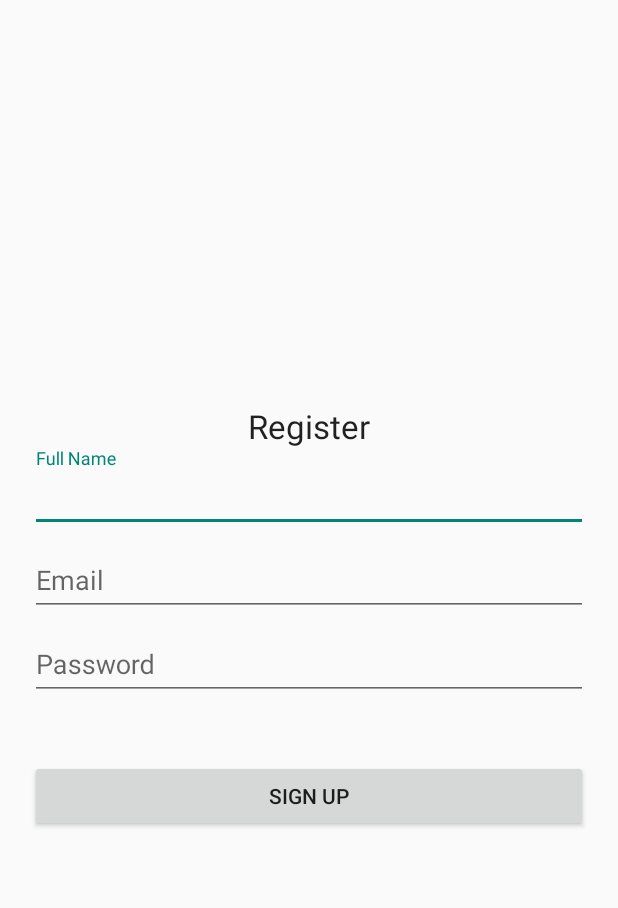
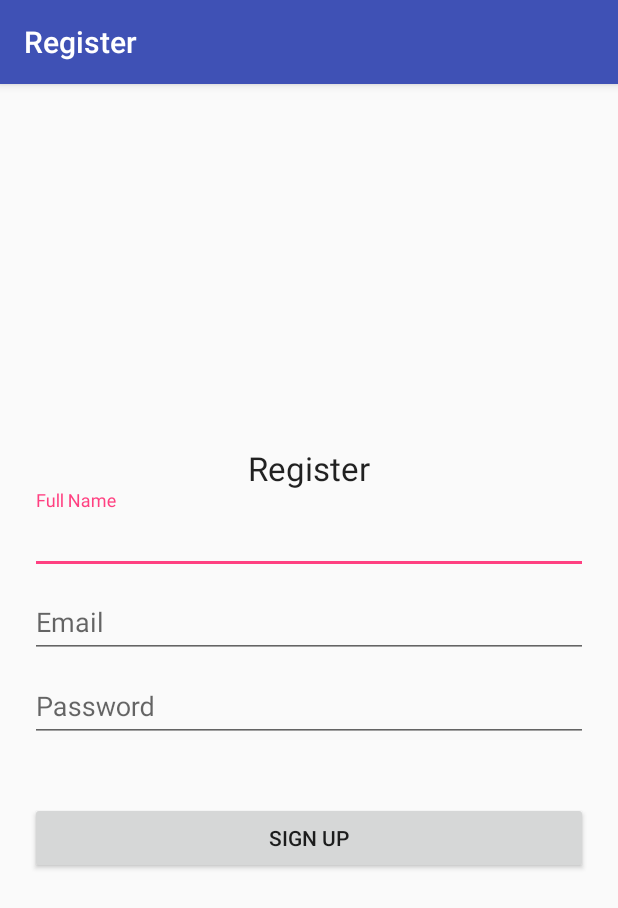
Before and after one commit to nikolan92/BuyMeADrink, an Android app: the screen it shows after launch (RegisterActivity), after a tap on "REGISTER", on a phone screen of 412 x 824 dp. Shown: the top 908 px of the screen. Run offline under Robolectric (Android 15) with nearby library versions, the phone set to English and light mode, and no system bars; our stand-ins replace Volley; 1 other tap on this screen came first.

Commit message:
Small changes in stlye.xml and manifest

```diff
--- a/app/build.gradle
+++ b/app/build.gradle
@@ -37,4 +37,5 @@ dependencies {
     compile 'com.google.code.gson:gson:2.5'
     //Image crop
     compile 'com.theartofdev.edmodo:android-image-cropper:2.2.+'
+
 }
--- a/app/src/main/AndroidManifest.xml
+++ b/app/src/main/AndroidManifest.xml
@@ -32,13 +32,13 @@
             android:theme="@style/AppTheme.NoActionBar"/>
         <activity
             android:name=".LogInActivity"
-            android:theme="@style/FullScreenTheme"/>
+            android:label="LogIn"/>
         <activity
             android:name=".RegisterActivity"
-            android:theme="@style/FullScreenTheme"/>
+            android:label="Register"/>
         <activity
             android:name=".UserProfileActivity"
-            android:theme="@style/AppTheme"
+            android:label="My Profile"
             android:screenOrientation="portrait"/>
 
         <activity android:name="com.theartofdev.edmodo.cropper.CropImageActivity"/>
--- a/app/src/main/java/com/project/mosis/buymeadrink/MainActivity.java
+++ b/app/src/main/java/com/project/mosis/buymeadrink/MainActivity.java
@@ -213,8 +213,6 @@ public class MainActivity extends AppCompatActivity
 
             //Starting service testing
             startService(new Intent(this, LocationService.class));
-
-
             /**
              * Now here all we need to do is to make variable to our static class and make new one, then pass to the userHanler
             * */
--- a/app/src/main/res/layout/activity_user_profile.xml
+++ b/app/src/main/res/layout/activity_user_profile.xml
@@ -25,6 +25,12 @@
             android:src="@mipmap/ic_default_user_image"
             android:contentDescription="@string/user_profile_image"
             android:layout_gravity="center_horizontal" />
+
+        <RatingBar
+            android:layout_width="wrap_content"
+            android:layout_height="wrap_content"
+            android:id="@+id/ratingBar"
+            android:layout_gravity="center_horizontal"/>
 
         <Space
             android:layout_width="match_parent"
--- a/app/src/main/res/values-v21/styles.xml
+++ b/app/src/main/res/values-v21/styles.xml
@@ -1,10 +1,10 @@
 <resources>
-    <style name="AppTheme.NoActionBar" parent="Theme.AppCompat.Light.NoActionBar">
+    <style name="AppTheme.NoActionBar" parent="AppTheme">
         <item name="windowActionBar">false</item>
         <item name="windowNoTitle">true</item>
         <item name="android:windowDrawsSystemBarBackgrounds">true</item>
         <item name="android:statusBarColor">@android:color/transparent</item>
 
-        <item name="android:windowTranslucentStatus">true</item>
+        <!--<item name="android:windowTranslucentStatus">true</item>-->
     </style>
 </resources>
--- a/app/src/main/res/values/colors.xml
+++ b/app/src/main/res/values/colors.xml
@@ -2,6 +2,5 @@
 <resources>
     <color name="colorPrimary">#3f51b5</color>
     <color name="colorPrimaryDark">#303f9f</color>
-    <color name="colorAccent">#FF4081</color>
-    <color name="colorGray">#b9b9b9</color>
+    <color name="colorAccent">#ff4081</color>
 </resources>
--- a/app/src/main/res/values/styles.xml
+++ b/app/src/main/res/values/styles.xml
@@ -1,13 +1,13 @@
 <resources>
     <!-- Base application theme. -->
-    <style name="AppTheme" parent="Theme.AppCompat.Light.DarkActionBar">
+    <style name="AppTheme" parent="Theme.AppCompat.DayNight.DarkActionBar">
         <!-- Customize your theme here. -->
         <item name="colorPrimary">@color/colorPrimary</item>
         <item name="colorPrimaryDark">@color/colorPrimaryDark</item>
         <item name="colorAccent">@color/colorAccent</item>
     </style>
 
-    <style name="AppTheme.NoActionBar">
+    <style name="AppTheme.NoActionBar" parent="AppTheme">
         <item name="windowActionBar">false</item>
         <item name="windowNoTitle">true</item>
     </style>
@@ -21,7 +21,7 @@
     </style>
 
 
-    <style name="SearchToolbarIconColor" parent="AppTheme.NoActionBar">
-        <item name="android:textColorSecondary">@android:color/darker_gray</item>
-    </style>
+    <!--<style name="SearchToolbarIconColor" parent="AppTheme.NoActionBar">-->
+        <!--<item name="android:textColorSecondary">@android:color/darker_gray</item>-->
+    <!--</style>-->
 </resources>
```
Also changed, not shown: app/src/main/java/com/project/mosis/buymeadrink/UserProfileActivity.java (+5 -9 lines), app/src/main/res/drawable/image_border.xml (deleted, +0 -7 lines), app/src/main/ic_test_image-web.png (added). Lines whose indentation alone changed are shown as unchanged.
